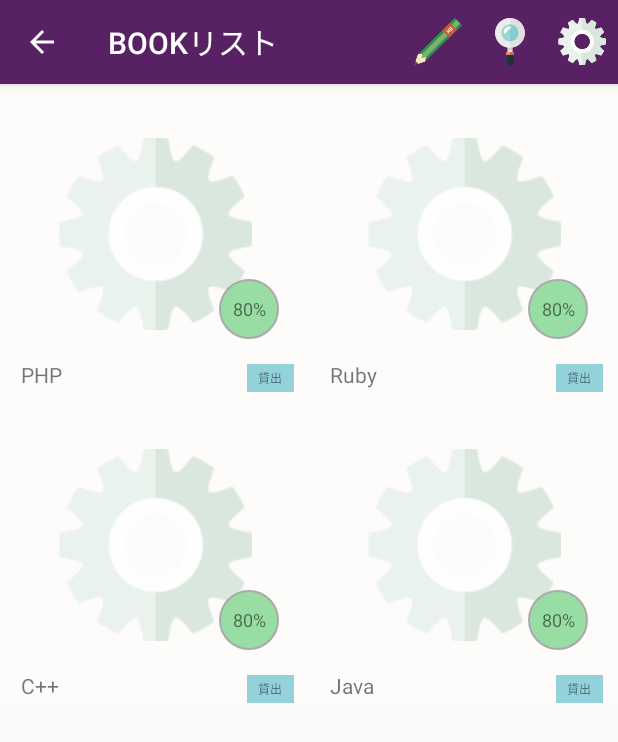
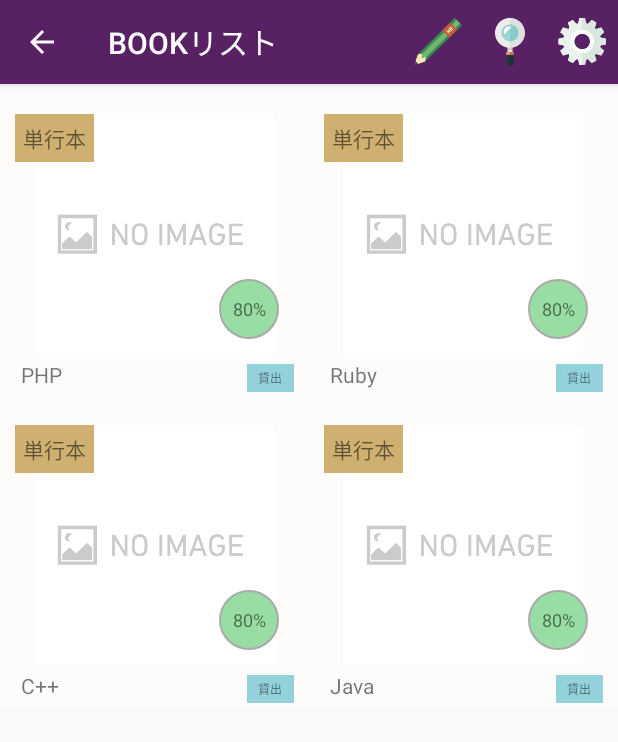
Before and after one commit to Kazunari-h/MyLibrary, an Android app: the BookListActivity screen opened directly, with no data from a screen before it, on a phone screen of 412 x 824 dp. Shown: the top 742 px of the screen. Run offline under Robolectric (Android 15) with nearby library versions, the phone set to English and light mode, and no system bars.

Commit message:
database変更

```diff
--- a/app/src/main/java/jp/ac/hal/ths35033/mylibrary/BookAddCompleteActivity.java
+++ b/app/src/main/java/jp/ac/hal/ths35033/mylibrary/BookAddCompleteActivity.java
@@ -58,6 +58,7 @@ public class BookAddCompleteActivity extends ActionBarActivity {
         SQLiteDatabase db = null;
 
         try {
+            helper = new MySQLiteOpenHelper(this);
             db = helper.getWritableDatabase();
             SQLiteStatement stmt = db.compileStatement("insert into book_table(title,titleKana,author,authorKana,publisherName,size,isbn,itemCaption,salesDate,itemPrice,itemURL,smallImageURL,haveFlg,lending,rate,updateddate) values (?,?,?,?,?,?,?,?,?,?,?,?,?,?,?,?);");
             //書籍タイトル title
--- a/app/src/main/java/jp/ac/hal/ths35033/mylibrary/BookEdit1Fragment.java
+++ b/app/src/main/java/jp/ac/hal/ths35033/mylibrary/BookEdit1Fragment.java
@@ -118,6 +118,7 @@ public class BookEdit1Fragment extends Fragment {
 
                 }else{
                     //データベース新規登録
+                    b = new Book();
                     b.setTitle(titleEdit.getText().toString());
                     b.setAuthor(authorEdit.getText().toString());
                     b.setPublisherName(pubEdit.getText().toString());
--- a/app/src/main/java/jp/ac/hal/ths35033/mylibrary/BookListActivity.java
+++ b/app/src/main/java/jp/ac/hal/ths35033/mylibrary/BookListActivity.java
@@ -139,6 +139,7 @@ public class BookListActivity extends ActionBarActivity {
 
             }catch(Exception er){
                 Log.e("err", "SQLException:" + er.toString());
+                er.printStackTrace();
             }
 
         }else{
--- a/app/src/main/java/jp/ac/hal/ths35033/mylibrary/GridBookAdapter.java
+++ b/app/src/main/java/jp/ac/hal/ths35033/mylibrary/GridBookAdapter.java
@@ -5,10 +5,11 @@ import android.view.LayoutInflater;
 import android.view.View;
 import android.view.ViewGroup;
 import android.widget.BaseAdapter;
-import android.widget.ImageView;
 import android.widget.TextView;
 
 import java.util.ArrayList;
+import java.util.HashMap;
+import java.util.Map;
 
 /**
  * Created by hirosawak on 2015/07/12.
@@ -19,9 +20,23 @@ public class GridBookAdapter extends BaseAdapter {
     LayoutInflater layoutInflater = null;
     ArrayList<Book> bookList;
 
+    private Map<Integer,String> map ;
+
     GridBookAdapter(Context context){
         this.context = context;
         this.layoutInflater = (LayoutInflater)context.getSystemService(Context.LAYOUT_INFLATER_SERVICE);
+        map = new HashMap<Integer, String>();
+        map.put(0,"なし");
+        map.put(1,"単行本");
+        map.put(2,"文庫");
+        map.put(3,"新書");
+        map.put(4,"全集/双書");
+        map.put(5,"事典/辞典");
+        map.put(6,"図鑑");
+        map.put(7,"絵本");
+        map.put(8,"カセット");
+        map.put(9,"コミック");
+        map.put(10,"その他");
     }
 
     public void setBooKList(ArrayList<Book> bookList){
@@ -45,10 +60,12 @@ public class GridBookAdapter extends BaseAdapter {
 
     @Override
     public View getView(int position, View convertView, ViewGroup parent) {
+        //1:単行本 2:文庫 3:新書 4:全集・双書 5:事・辞典 6:図鑑 7:絵本 8:カセット,CD 9:コミック 10:その他
+
         convertView = layoutInflater.inflate(R.layout.grid_item,parent,false);
-        ImageView imageView = (ImageView)convertView.findViewById(R.id.itemImage);
+        ((TextView)convertView.findViewById(R.id.category)).setText(map.get(bookList.get(position).getSize()));
         ((TextView)convertView.findViewById(R.id.title)).setText(bookList.get(position).getTitle());
-        ((TextView)convertView.findViewById(R.id.lendingText)).setText(bookList.get(position).getRate()+"%");
+        ((TextView)convertView.findViewById(R.id.lendingText)).setText(bookList.get(position).getRate() + "%");
         return convertView;
     }
 }
--- a/app/src/main/java/jp/ac/hal/ths35033/mylibrary/MainActivity.java
+++ b/app/src/main/java/jp/ac/hal/ths35033/mylibrary/MainActivity.java
@@ -68,7 +68,7 @@ public class MainActivity extends ActionBarActivity {
         button6 = (ImageView) findViewById(R.id.button6);
         button7 = (ImageView) findViewById(R.id.button7);
 
-        button2.setImageResource(R.drawable.touch);
+        button2.setImageResource(R.drawable.book);
         button2.setOnClickListener(new View.OnClickListener() {
             @Override
             public void onClick(View v) {
@@ -125,7 +125,7 @@ public class MainActivity extends ActionBarActivity {
         button7.setOnClickListener(new View.OnClickListener() {
             @Override
             public void onClick(View v) {
-                Intent intent = new Intent(MainActivity.this, BookListActivity.class);
+                Intent intent = new Intent(MainActivity.this, BookAddActivity.class);
                 startActivity(intent);
             }
         });
--- a/app/src/main/java/jp/ac/hal/ths35033/mylibrary/MySQLiteOpenHelper.java
+++ b/app/src/main/java/jp/ac/hal/ths35033/mylibrary/MySQLiteOpenHelper.java
@@ -63,16 +63,16 @@ public class MySQLiteOpenHelper extends SQLiteOpenHelper {
                         + "author text, "
                         + "authorKana text, "
                         + "publisherName text, "
-                        + "size integer, "
+                        + "size integer DEFAULT 0, "
                         + "isbn text, "
                         + "itemCaption text, "
                         + "salesDate text, "
-                        + "itemPrice integer, "
+                        + "itemPrice integer DEFAULT 0, "
                         + "itemURL text, "
                         + "smallImageURL text, "
-                        + "haveFlg integer, "
+                        + "haveFlg integer DEFAULT 0, "
                         + "lending text, "
-                        + "rate integer, "
+                        + "rate integer DEFAULT 0, "
                         + "updateddate text "
                         + " );" );
 
--- a/app/src/main/res/layout/grid_item.xml
+++ b/app/src/main/res/layout/grid_item.xml
@@ -17,13 +17,20 @@
         <ImageView
             android:layout_width="match_parent"
             android:layout_height="160dp"
-            android:src="@drawable/gearflat"
+            android:src="@drawable/noimage"
             android:scaleType="centerInside"
             android:id="@+id/itemImage"
             android:layout_alignParentTop="true"
             android:layout_centerHorizontal="true"
             android:minHeight="100dp"
             android:maxHeight="200dp" />
+        <TextView
+            android:layout_width="wrap_content"
+            android:layout_height="wrap_content"
+            android:padding="5dp"
+            android:background="@color/color5"
+            android:text="@string/categorySize"
+            android:id="@+id/category"/>
         <TextView
             android:layout_width="40dp"
             android:layout_height="40dp"
```
Also changed, not shown: app/src/main/java/jp/ac/hal/ths35033/mylibrary/Book.java (+46 -0 lines), app/src/main/java/jp/ac/hal/ths35033/mylibrary/BookAddActivity.java (+7 -6 lines), app/src/main/res/layout/activity_main.xml (+4 -3 lines), app/src/main/res/values/strings.xml (+5 -4 lines), app/src/main/res/drawable/list_icon.png (added).
